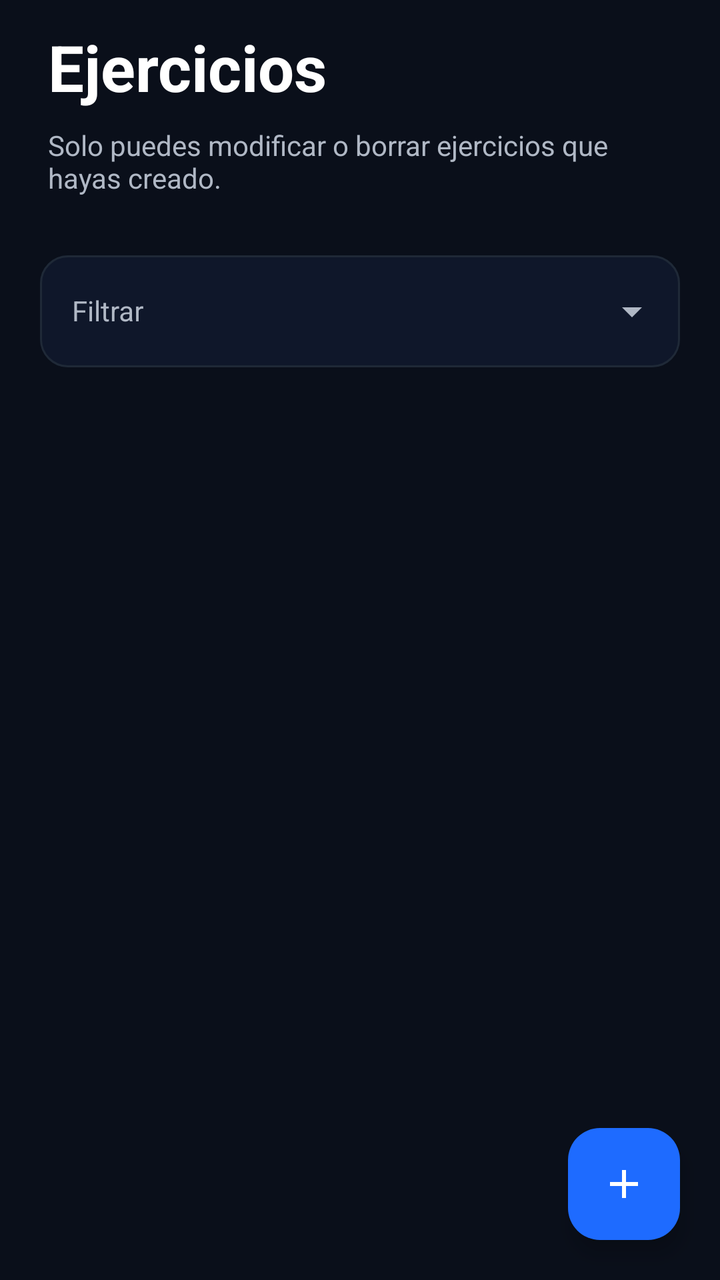
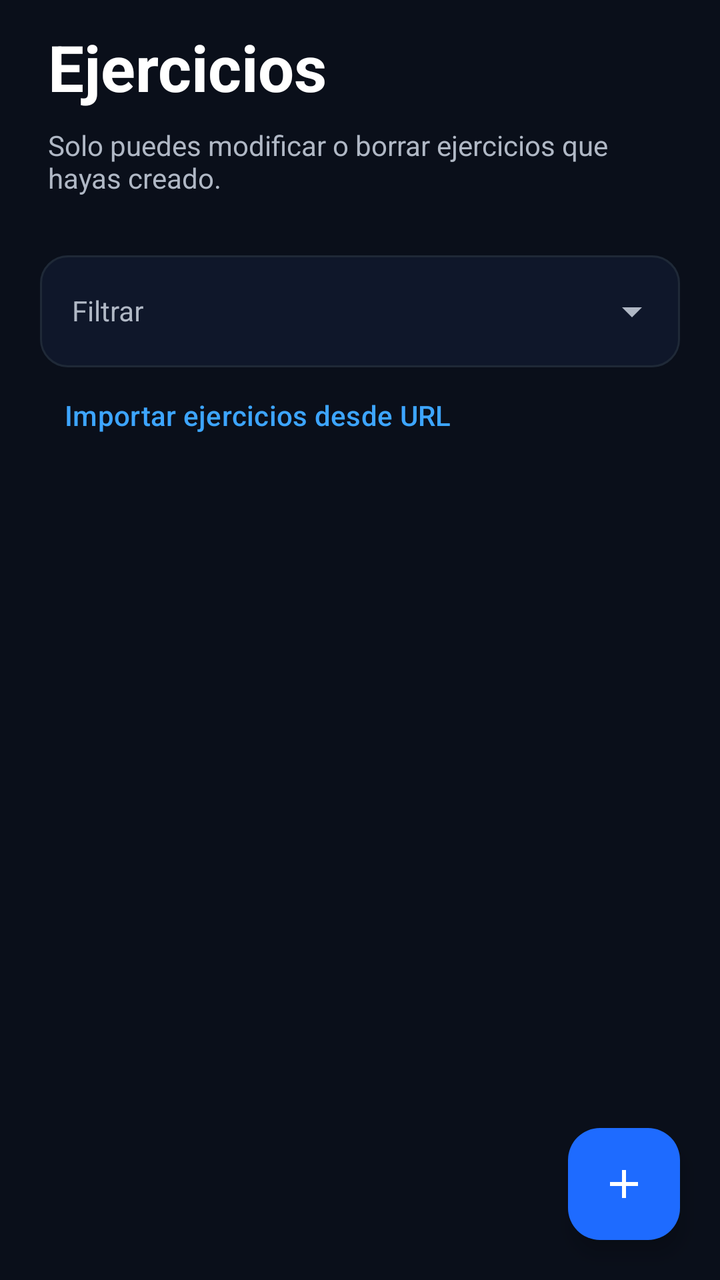

The first picture is an Android layout as it rendered before a commit; the second is the same layout after the commit. The layout source and the unified diff follow.
<!-- AndroidManifest.xml: application theme Theme.Marber -->
<!-- res/layout/fragment_ejercicios.xml -->
<?xml version="1.0" encoding="utf-8"?>
<androidx.constraintlayout.widget.ConstraintLayout
    xmlns:android="http://schemas.android.com/apk/res/android"
    xmlns:app="http://schemas.android.com/apk/res-auto"

    android:layout_width="match_parent"
    android:layout_height="match_parent"
    android:background="@color/marber_background">

    <TextView
        android:id="@+id/txtTitulo"
        android:layout_width="wrap_content"
        android:layout_height="wrap_content"

        android:layout_marginStart="24dp"
        android:layout_marginTop="12dp"

        android:text="@string/nav_ejercicios"
        android:textColor="@color/marber_text_high"
        android:textSize="32sp"
        android:textStyle="bold"

        app:layout_constraintStart_toStartOf="parent"
        app:layout_constraintTop_toTopOf="parent"/>

    <TextView
        android:id="@+id/txtSubtitulo"
        android:layout_width="0dp"
        android:layout_height="wrap_content"

        android:layout_marginTop="8dp"
        android:layout_marginStart="24dp"
        android:layout_marginEnd="24dp"

        android:text="@string/txt_subtitlo_ejercicios"
        android:textColor="@color/marber_text_medium"
        android:textSize="14sp"

        app:layout_constraintTop_toBottomOf="@id/txtTitulo"
        app:layout_constraintStart_toStartOf="parent"
        app:layout_constraintEnd_toEndOf="parent"/>

    <com.google.android.material.textfield.TextInputLayout
        android:id="@+id/input_filtros"
        style="@style/Widget.Marber.TextInputLayout"

        android:layout_width="0dp"
        android:layout_height="wrap_content"

        android:layout_marginStart="20dp"
        android:layout_marginEnd="20dp"
        android:layout_marginTop="24dp"

        android:hint="@string/txt_btn_filtros"

        app:endIconMode="dropdown_menu"
        app:layout_constraintTop_toBottomOf="@id/txtSubtitulo"
        app:layout_constraintStart_toStartOf="parent"
        app:layout_constraintEnd_toEndOf="parent">

        <com.google.android.material.textfield.MaterialAutoCompleteTextView
            android:id="@+id/menu_drop_filtros"
            android:layout_width="match_parent"
            android:layout_height="wrap_content"

            android:paddingStart="16dp"
            android:paddingEnd="48dp"

            android:minHeight="56dp"
            android:inputType="none"
            android:singleLine="true"

            android:textColor="@color/marber_text_high"
            android:textSize="14sp"

            app:dropDownBackgroundTint="@color/marber_surface"/>

    </com.google.android.material.textfield.TextInputLayout>

    <TextView
        android:id="@+id/txtSinEjercicios"
        android:layout_width="match_parent"
        android:layout_height="wrap_content"
        android:text="@string/no_ejercicios"
        android:gravity="center"
        android:textColor="@color/marber_text_medium"
        android:visibility="gone"/>

    <androidx.recyclerview.widget.RecyclerView
        android:id="@+id/rvEjercicios"

        android:layout_width="0dp"
        android:layout_height="0dp"

        android:paddingStart="12dp"
        android:paddingEnd="12dp"
        android:paddingTop="12dp"
        android:paddingBottom="90dp"

        android:clipToPadding="false"

        app:layout_constraintTop_toBottomOf="@id/input_filtros"
        app:layout_constraintBottom_toBottomOf="parent"
        app:layout_constraintStart_toStartOf="parent"
        app:layout_constraintEnd_toEndOf="parent"/>

    <com.google.android.material.floatingactionbutton.FloatingActionButton
        android:id="@+id/fabAgregarEjercicio"
        android:layout_width="wrap_content"
        android:layout_height="wrap_content"
        android:layout_margin="20dp"

        android:contentDescription="@string/agregar_ejercicio"

        app:backgroundTint="@color/marber_primary"
        app:tint="@color/marber_text_high"
        app:srcCompat="@drawable/ic_add"

        app:layout_constraintBottom_toBottomOf="parent"
        app:layout_constraintEnd_toEndOf="parent"/>

</androidx.constraintlayout.widget.ConstraintLayout>
<!-- resources referenced by this layout -->
<resources>
  <color name="marber_background">#0A0F1A</color>
  <color name="marber_primary">#1E6BFF</color>
  <color name="marber_surface">#0F172A</color>
  <color name="marber_text_high">#FFFFFF</color>
  <color name="marber_text_medium">#B0B8C5</color>
  <!-- drawable ic_add (drawable) -->
  <vector xmlns:android="http://schemas.android.com/apk/res/android" android:width="24dp" android:height="24dp" android:viewportWidth="24" android:viewportHeight="24"><path android:fillColor="#FFFFFFFF" android:pathData="M19,13H13V19H11V13H5V11H11V5H13V11H19Z" /></vector>
  <string name="agregar_ejercicio">Agregar ejercicio</string>
  <string name="nav_ejercicios">Ejercicios</string>
  <string name="no_ejercicios">No se encontraron ejercicios</string>
  <string name="txt_btn_filtros">Filtrar</string>
  <string name="txt_subtitlo_ejercicios">Solo puedes modificar o borrar ejercicios que hayas creado.</string>
  <style name="Widget.Marber.TextInputLayout" parent="Widget.Material3.TextInputLayout.OutlinedBox">
          <item name="boxBackgroundColor">@color/marber_surface</item>
          <item name="boxStrokeWidth">@dimen/stroke_width</item>
          <item name="boxStrokeWidthFocused">@dimen/stroke_width_focused</item>
          <item name="boxStrokeErrorColor">@color/marber_error</item>
          <item name="boxCornerRadiusTopStart">@dimen/control_corner_radius</item>
          <item name="boxCornerRadiusTopEnd">@dimen/control_corner_radius</item>
          <item name="boxCornerRadiusBottomStart">@dimen/control_corner_radius</item>
          <item name="boxCornerRadiusBottomEnd">@dimen/control_corner_radius</item>
          <item name="android:textColorHint">@color/marber_text_medium</item>
          <item name="hintTextColor">@color/marber_primary</item>
          <item name="errorTextColor">@color/marber_error</item>
          <item name="endIconTint">@color/marber_text_medium</item>
      </style>
  <style name="Theme.Marber" parent="Base.Theme.Marber" />
  <dimen name="stroke_width">1dp</dimen>
  <dimen name="stroke_width_focused">2dp</dimen>
  <color name="marber_error">#FF6B6B</color>
  <dimen name="control_corner_radius">14dp</dimen>
  <style name="Platform.Theme.Marber" parent="Theme.Material3.DayNight.NoActionBar" />
  <color name="marber_surface_alt">#1F2937</color>
  <!-- unchanged entries left out for length: 1 -->
</resources>

<!-- the commit's change to res/layout/fragment_ejercicios.xml (unified diff, before → after) -->
@@ -79,6 +79,8 @@
 
     <TextView
         android:id="@+id/txtSinEjercicios"
+        app:layout_constraintTop_toBottomOf="@id/input_filtros"
+        app:layout_constraintStart_toStartOf="parent"
         android:layout_width="match_parent"
         android:layout_height="wrap_content"
         android:text="@string/no_ejercicios"
@@ -86,6 +88,12 @@
         android:textColor="@color/marber_text_medium"
         android:visibility="gone"/>
 
+    <com.google.android.material.button.MaterialButton
+        android:id="@+id/btn_importar_json" style="@style/Widget.Marber.Button.Quiet"
+        android:layout_width="wrap_content" android:layout_height="wrap_content"
+        android:text="@string/importar_json" android:layout_marginStart="20dp"
+        app:layout_constraintTop_toBottomOf="@id/input_filtros"
+        app:layout_constraintStart_toStartOf="parent" />
     <androidx.recyclerview.widget.RecyclerView
         android:id="@+id/rvEjercicios"
 
@@ -99,7 +107,7 @@
 
         android:clipToPadding="false"
 
-        app:layout_constraintTop_toBottomOf="@id/input_filtros"
+        app:layout_constraintTop_toBottomOf="@id/btn_importar_json"
         app:layout_constraintBottom_toBottomOf="parent"
         app:layout_constraintStart_toStartOf="parent"
         app:layout_constraintEnd_toEndOf="parent"/>
<!-- resource entries referenced after the edit -->
@@ -8,10 +8,19 @@
   <!-- drawable ic_add (drawable) -->
   <vector xmlns:android="http://schemas.android.com/apk/res/android" android:width="24dp" android:height="24dp" android:viewportWidth="24" android:viewportHeight="24"><path android:fillColor="#FFFFFFFF" android:pathData="M19,13H13V19H11V13H5V11H11V5H13V11H19Z" /></vector>
   <string name="agregar_ejercicio">Agregar ejercicio</string>
+  <string name="importar_json">Importar ejercicios desde URL</string>
   <string name="nav_ejercicios">Ejercicios</string>
   <string name="no_ejercicios">No se encontraron ejercicios</string>
   <string name="txt_btn_filtros">Filtrar</string>
   <string name="txt_subtitlo_ejercicios">Solo puedes modificar o borrar ejercicios que hayas creado.</string>
+  <style name="Widget.Marber.Button.Quiet" parent="Widget.Material3.Button.TextButton">
+          <item name="android:textColor">@color/marber_primary_light</item>
+          <item name="iconTint">@color/marber_primary_light</item>
+          <item name="android:minHeight">48dp</item>
+          <item name="android:textAllCaps">false</item>
+          <item name="cornerRadius">12dp</item>
+          <item name="rippleColor">#203DA5FF</item>
+      </style>
   <style name="Widget.Marber.TextInputLayout" parent="Widget.Material3.TextInputLayout.OutlinedBox">
           <item name="boxBackgroundColor">@color/marber_surface</item>
           <item name="boxStrokeWidth">@dimen/stroke_width</item>
@@ -27,6 +36,7 @@
           <item name="endIconTint">@color/marber_text_medium</item>
       </style>
   <style name="Theme.Marber" parent="Base.Theme.Marber" />
+  <color name="marber_primary_light">#3DA5FF</color>
   <dimen name="stroke_width">1dp</dimen>
   <dimen name="stroke_width_focused">2dp</dimen>
   <color name="marber_error">#FF6B6B</color>
